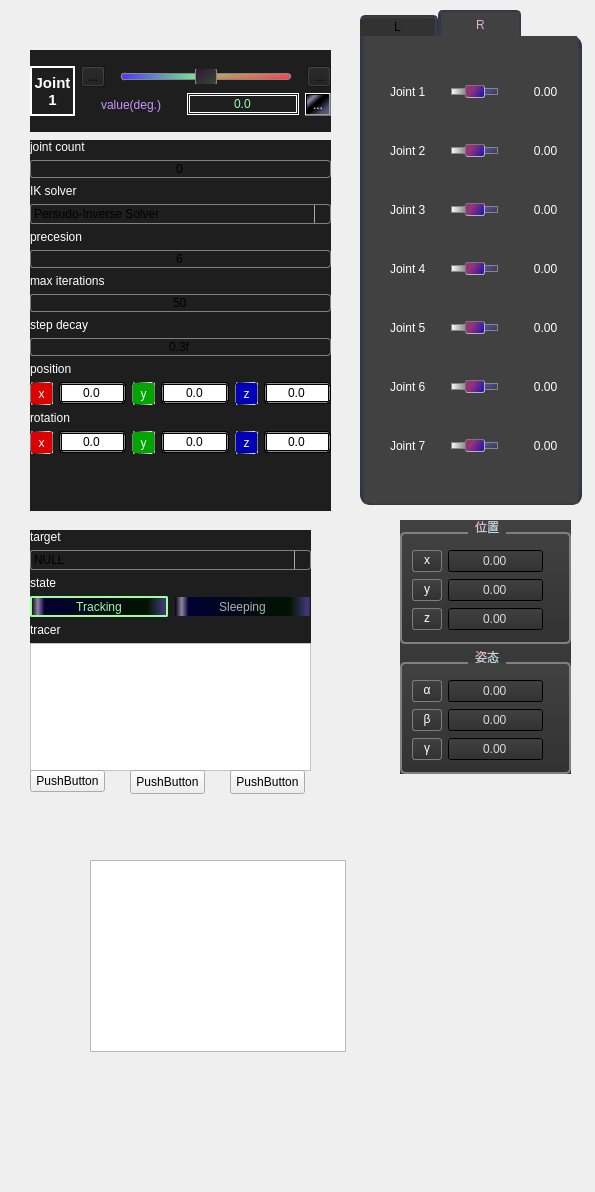
This is GSimulator/UI/Display/widget_qss_playground.ui in GueChen/GRobotSimulator as Qt 5 draws it before an edit. The edited form follows.
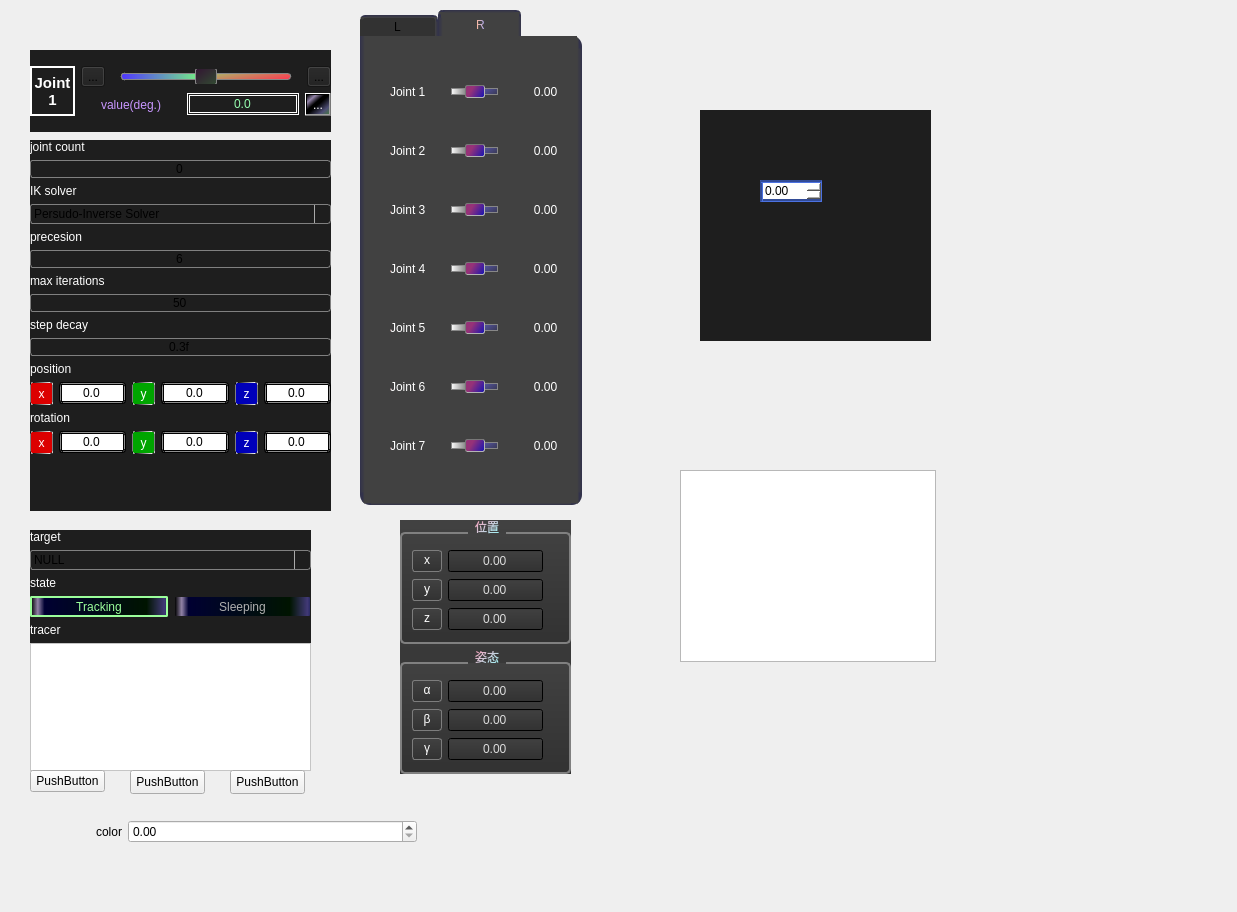
This is the edited form. Icons and pictures are not drawn. Custom widgets are drawn as their Qt base class.

```diff
--- a/GSimulator/UI/Display/widget_qss_playground.ui
+++ b/GSimulator/UI/Display/widget_qss_playground.ui
@@ -6,8 +6,8 @@
    <rect>
     <x>0</x>
     <y>0</y>
-    <width>595</width>
-    <height>1192</height>
+    <width>1237</width>
+    <height>912</height>
    </rect>
   </property>
   <property name="windowTitle">
@@ -2558,13 +2558,94 @@
   <widget class="QChartView" name="graphicsView">
    <property name="geometry">
     <rect>
-     <x>90</x>
-     <y>860</y>
+     <x>680</x>
+     <y>470</y>
      <width>256</width>
      <height>192</height>
     </rect>
    </property>
   </widget>
+  <widget class="QWidget" name="widget_3" native="true">
+   <property name="geometry">
+    <rect>
+     <x>700</x>
+     <y>110</y>
+     <width>231</width>
+     <height>231</height>
+    </rect>
+   </property>
+   <property name="styleSheet">
+    <string notr="true">background-color: rgb(30, 30, 30);</string>
+   </property>
+   <widget class="QDoubleSpinBox" name="doubleSpinBox_2">
+    <property name="geometry">
+     <rect>
+      <x>60</x>
+      <y>70</y>
+      <width>62</width>
+      <height>22</height>
+     </rect>
+    </property>
+    <property name="font">
+     <font>
+      <family>Microsoft YaHei UI</family>
+      <pointsize>9</pointsize>
+      <italic>false</italic>
+      <bold>false</bold>
+     </font>
+    </property>
+    <property name="styleSheet">
+     <string notr="true">QDoubleSpinBox {
+	background-color: rgb(255, 255, 255);	
+	border-color: rgb(50, 75, 150);
+	border-width: 3px;
+	border-style: groove;
+}
+QDoubleSpinBox::hover {
+	background-color: rgb(200, 200, 225);
+}
+</string>
+    </property>
+    <property name="prefix">
+     <string/>
+    </property>
+   </widget>
+  </widget>
+  <widget class="QWidget" name="layoutWidget">
+   <property name="geometry">
+    <rect>
+     <x>96</x>
+     <y>820</y>
+     <width>321</width>
+     <height>23</height>
+    </rect>
+   </property>
+   <layout class="QHBoxLayout" name="horizontalLayout">
+    <item>
+     <widget class="QLabel" name="label">
+      <property name="sizePolicy">
+       <sizepolicy hsizetype="Minimum" vsizetype="Preferred">
+        <horstretch>0</horstretch>
+        <verstretch>0</verstretch>
+       </sizepolicy>
+      </property>
+      <property name="text">
+       <string>color</string>
+      </property>
+     </widget>
+    </item>
+    <item>
+     <widget class="QDoubleSpinBox" name="doubleSpinBox">
+      <property name="sizePolicy">
+       <sizepolicy hsizetype="Expanding" vsizetype="Fixed">
+        <horstretch>0</horstretch>
+        <verstretch>0</verstretch>
+       </sizepolicy>
+      </property>
+     </widget>
+    </item>
+   </layout>
+  </widget>
  </widget>
  <customwidgets>
   <customwidget>
```
